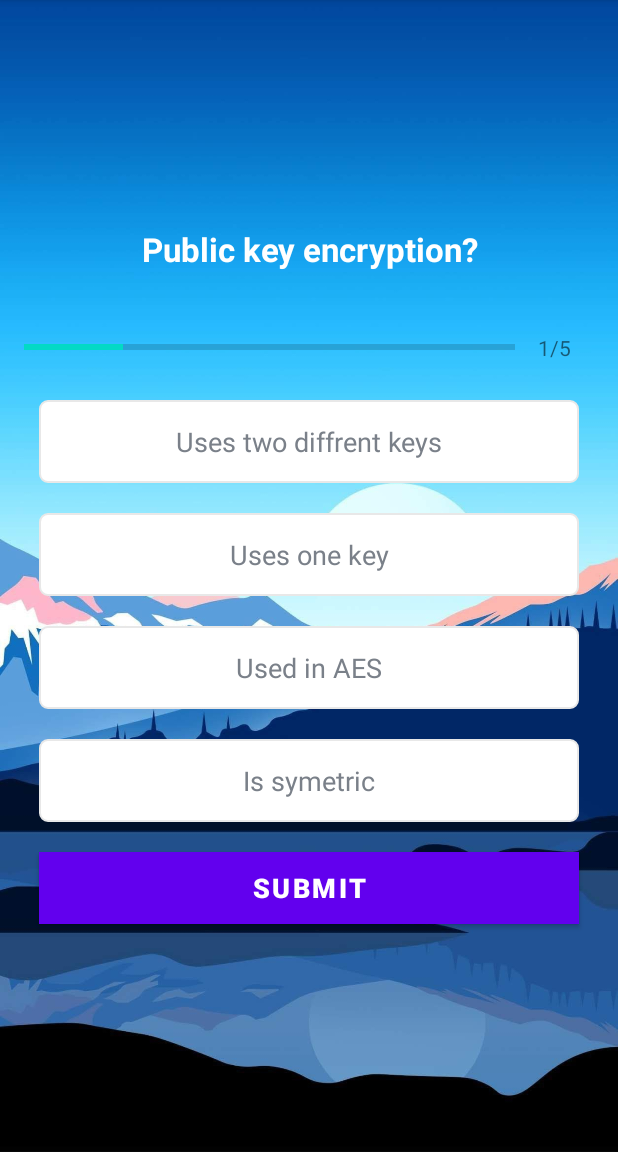
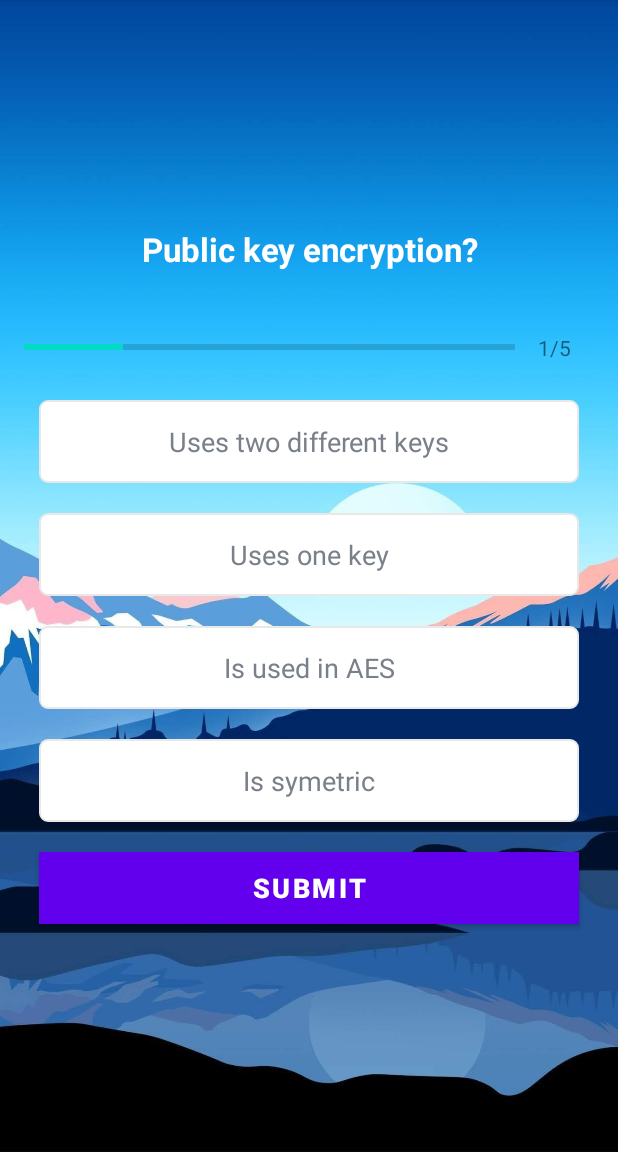
Before and after one commit to AleksaZatezalo/quizApp, an Android app: the QuizQuestionsActivity screen opened directly, with no data from a screen before it, on a phone screen of 412 x 824 dp, the part 84-1236 px from its top. Run offline under Robolectric (Android 15) with nearby library versions, the phone set to English and light mode, and no system bars.

Commit message:
Spelling mistakes fixed.

```diff
--- a/app/src/main/java/com/example/quizapp/Constants.kt
+++ b/app/src/main/java/com/example/quizapp/Constants.kt
@@ -240,7 +240,7 @@ object Constants{
             24,
             "Spearphishing is?",
             R.drawable.flag,
-            "No diffrent from phishing",
+            "No different from phishing",
             "Targets specific people",
             "Uses SMS",
             "Uses email",
@@ -250,9 +250,9 @@ object Constants{
             25,
             "Public key encryption?",
             R.drawable.flag,
-            "Uses two diffrent keys",
+            "Uses two different keys",
             "Uses one key",
-            "Used in AES",
+            "Is used in AES",
             "Is symetric",
             1)
 
--- a/app/src/main/res/layout/activity_result.xml
+++ b/app/src/main/res/layout/activity_result.xml
@@ -28,11 +28,11 @@
         android:src="@drawable/ic_toph_2" />
 
     <TextView
-        android:id="@+id/tv_congradulations"
+        android:id="@+id/tv_congratulations"
         android:layout_width="wrap_content"
         android:layout_height="wrap_content"
         android:layout_marginTop="16dp"
-        android:text="Congradulations!"
+        android:text="Congratulations!"
         android:textColor="@color/white"
         android:textSize="25sp"
         android:textStyle="bold" />
```
